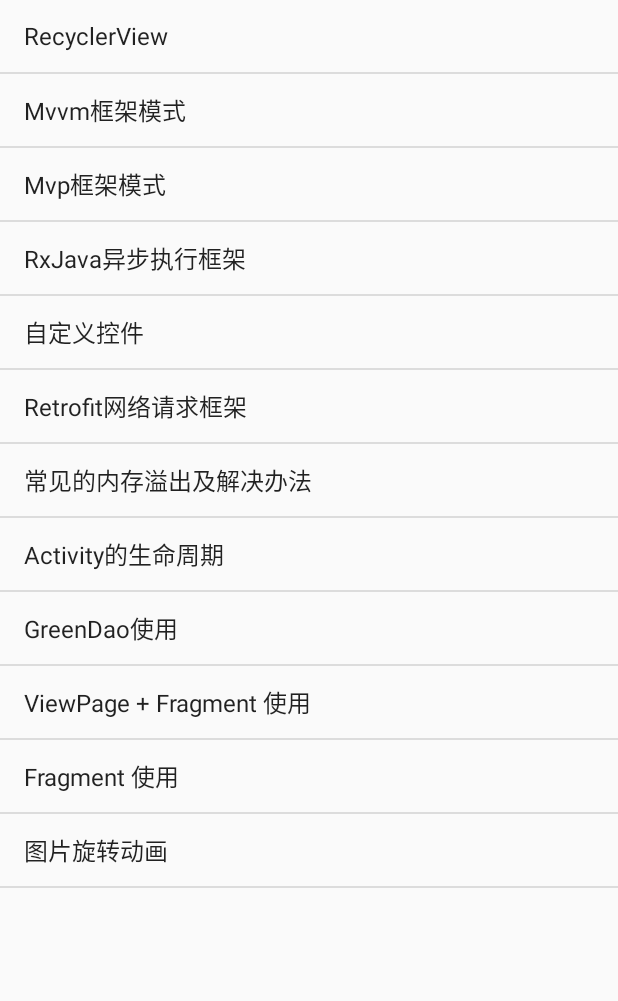
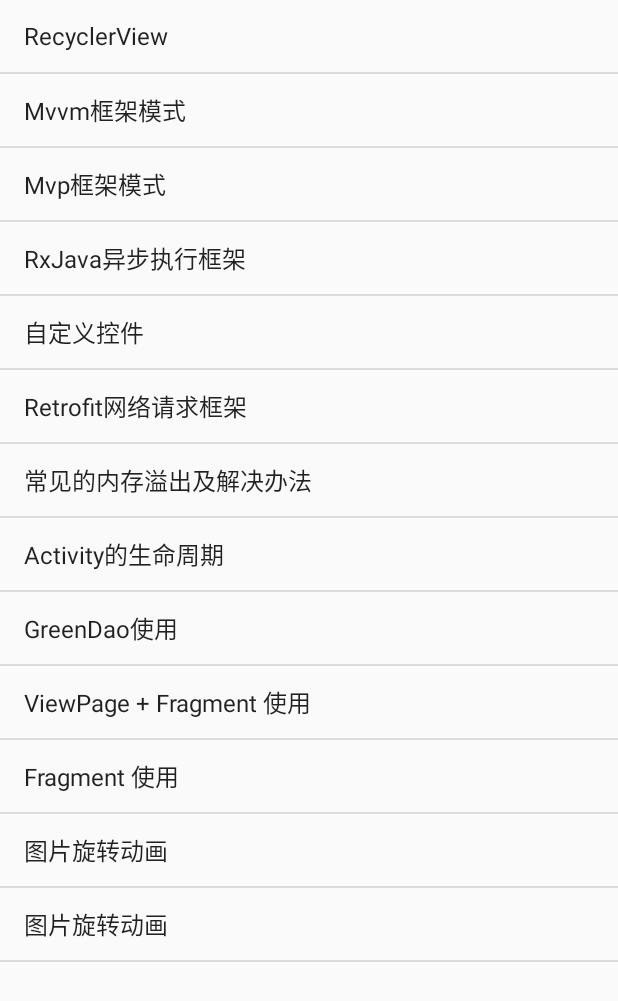
Before and after one commit to MyGaozhd/StudyDemo, an Android app: the AndroidBaseActivity screen opened directly, with no data from a screen before it, on a phone screen of 412 x 824 dp. Shown: the top 1001 px of the screen. Run offline under Robolectric (Android 15) with nearby library versions, the phone set to English and light mode, and no system bars.

Commit message:
测试提交

```diff
--- a/app/src/main/AndroidManifest.xml
+++ b/app/src/main/AndroidManifest.xml
@@ -87,7 +87,7 @@
         <activity android:name=".androidbase.viewpage.ViewPageActivity" />
         <activity android:name=".androidbase.fragment.FragmentActivity" />
         <activity android:name=".androidbase.animation.AnimationActivity" />
-
+        <activity android:name=".androidbase.touch.TouchActivity" />
         <!--自定义控件-->
         <activity android:name=".androidbase.widget.testview.TestViewActivity" />
         <activity android:name=".androidbase.widget.studyview.StudyViewActivity" />
--- a/app/src/main/java/com/gaozhd/studydemo/androidbase/AndroidBaseActivity.java
+++ b/app/src/main/java/com/gaozhd/studydemo/androidbase/AndroidBaseActivity.java
@@ -14,6 +14,7 @@
 import com.gaozhd.studydemo.androidbase.recyclerview.RecyclerViewActivity0;
 import com.gaozhd.studydemo.androidbase.retrofit.RetrofitActivity;
 import com.gaozhd.studydemo.androidbase.rxjava.RxJavaActivity;
+import com.gaozhd.studydemo.androidbase.touch.TouchActivity;
 import com.gaozhd.studydemo.androidbase.viewpage.ViewPageActivity;
 import com.gaozhd.studydemo.androidbase.widget.WidgetActivity;
 
@@ -60,6 +61,9 @@
             case 11:
                 intent.setClass(AndroidBaseActivity.this, AnimationActivity.class);
                 break;
+            case 12:
+                intent.setClass(AndroidBaseActivity.this, TouchActivity.class);
+                break;
             default:
                 break;
         }
--- a/app/src/main/java/com/gaozhd/studydemo/androidbase/viewpage/PageFragment4.java
+++ b/app/src/main/java/com/gaozhd/studydemo/androidbase/viewpage/PageFragment4.java
@@ -6,7 +6,6 @@
 import android.view.LayoutInflater;
 import android.view.View;
 import android.view.ViewGroup;
-
 import com.gaozhd.studydemo.R;
 
 /**
--- a/app/src/main/res/values/activityarrays.xml
+++ b/app/src/main/res/values/activityarrays.xml
@@ -77,6 +77,8 @@
         <item> Fragment 使用</item>
         <!-- 11 图片旋转动画 -->
         <item> 图片旋转动画</item>
+        <!-- 12 touch时间传递机制 -->
+        <item> 图片旋转动画</item>
     </string-array>
 
     <!-- 所有的Broadcast -->
```
